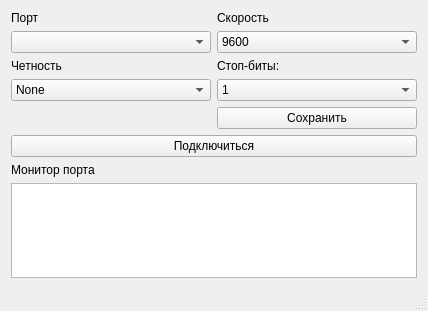
SHK24/STC, file mainwindow.ui: the form before one commit.
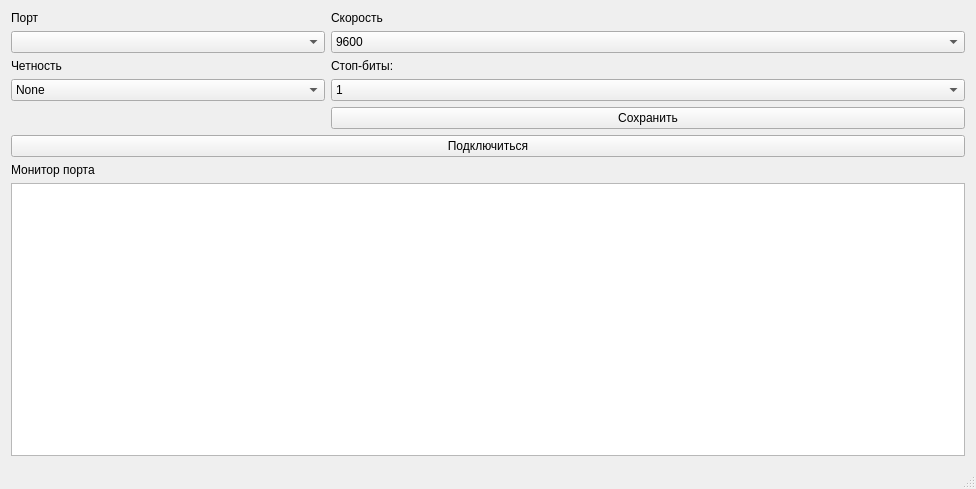
The form after the commit.

Commit message: Изменил название окна

What changed in the file:
```diff
--- a/mainwindow.ui
+++ b/mainwindow.ui
@@ -6,8 +6,8 @@
    <rect>
     <x>0</x>
     <y>0</y>
-    <width>424</width>
-    <height>311</height>
+    <width>976</width>
+    <height>489</height>
    </rect>
   </property>
   <property name="windowTitle">
```
Left out of the diff: 2 changed lines with no effect on the pictures.
